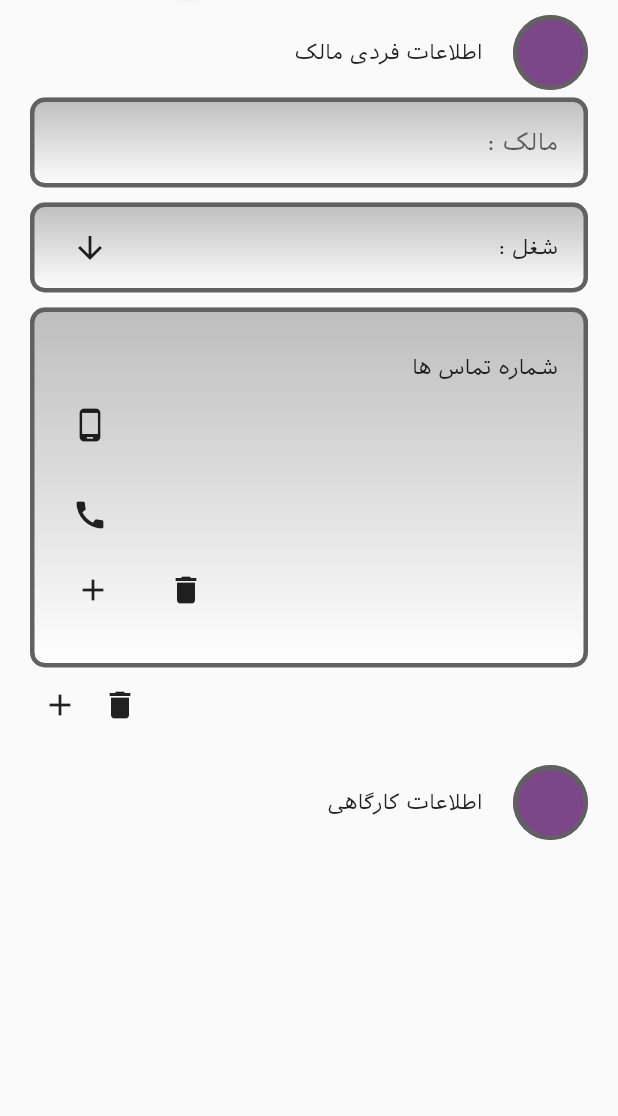
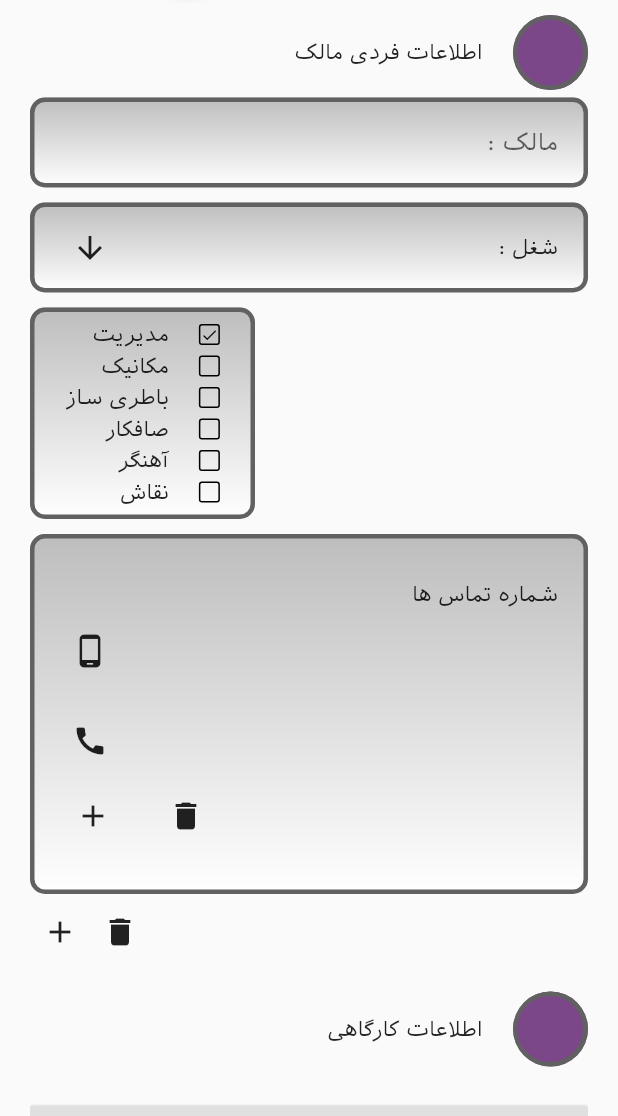
Before and after one commit to mohammadne/Qc-Register, a Flutter app: the screen it shows after launch, after a tap on "اطلاعات فردی مالک", after a tap on the "arrow downward" icon, on a phone screen of 412 x 824 dp, the part 120-1236 px from its top. Run offline on Flutter 3.47's test engine with Material 2 defaults, Android fonts, the phone set to English and light mode, and no system bars; our stand-ins replace geolocator.

```diff
--- a/lib/main.dart
+++ b/lib/main.dart
@@ -1,4 +1,6 @@
 import 'package:flutter/material.dart';
+import 'package:provider/provider.dart';
+import 'package:qc_register/provider/app_provider.dart';
 import 'package:qc_register/routes/landing.dart';
 
 void main() => runApp(MyApp());
@@ -6,13 +8,16 @@ void main() => runApp(MyApp());
 class MyApp extends StatelessWidget {
   @override
   Widget build(BuildContext context) {
-    return MaterialApp(
-      title: 'Flutter Demo',
-      theme: ThemeData(
-        primarySwatch: Colors.grey,
-        fontFamily: "IranSans"
+    return ChangeNotifierProvider(
+      create: (_) => AppProvider(),
+      child: MaterialApp(
+        title: 'Flutter Demo',
+        theme: ThemeData(
+          primarySwatch: Colors.grey,
+          fontFamily: "IranSans"
+        ),
+        home: LandingRoute(),
       ),
-      home: LandingRoute(),
     );
   }
 }
--- a/lib/provider/app_provider.dart
+++ b/lib/provider/app_provider.dart
@@ -1,8 +1,21 @@
+import 'dart:convert';
+
 import 'package:flutter/foundation.dart';
+import 'package:http/http.dart' as http;
+
+enum Jobs { Manager, Mechanic, BatteryMaker, Smoother, Backsmith, Painter }
+const List jobsName = [
+  "Manager",
+  "Mechanic",
+  "BatteryMaker",
+  "Smoother",
+  "Backsmith",
+  "Painter"
+];
 
 class AppProvider with ChangeNotifier {
   List<PersonalModel> _personals = [
-    PersonalModel(title: "مالک :"),
+    PersonalModel(title: "مالک :", carrier: Jobs.Manager),
   ];
   WorkShopModel _workShop = WorkShopModel();
 
@@ -12,9 +25,7 @@ class AppProvider with ChangeNotifier {
 
   void addToLastPersonals() {
     _personals.add(
-      PersonalModel(
-        title: "مالک $personalsLength :",
-      ),
+      PersonalModel(title: "مالک $personalsLength :", carrier: Jobs.Manager),
     );
     notifyListeners();
   }
@@ -38,13 +49,17 @@ class AppProvider with ChangeNotifier {
     }
   }
 
+  Jobs getJobIndex(int index) {
+    return _personals[index].carrier;
+  }
+
   int findIndexWithTitle(String title) => _personals
       .indexWhere((PersonalModel personal) => personal.title == title);
 
   editPersonalIndex({
     @required int index,
     String personalName,
-    String carrier,
+    Jobs carrier,
     int mobOrTelIndex,
     String mobOrTel,
   }) {
@@ -68,16 +83,66 @@ class AppProvider with ChangeNotifier {
     _workShop.locationSystem = locationSystem ?? _workShop.locationSystem;
     _workShop.locationManual = locationManual ?? _workShop.locationManual;
   }
+
+  Future sendData() async {
+    print("object");
+    try {
+      http.Response response = await http.post(
+        "https://workshop.dinavision.org/api/v1/Workshop/setWorkshop",
+        headers: {"content-type": "application/json"},
+        body: json.encode(
+          {
+            "name": _workShop.workShopName,
+            "people": _personals
+                .map(
+                  (PersonalModel personal) => {
+                    "fname": personal.personalName,
+                    "job_Id": jobsName[personal.carrier.index],
+                    "contacts": [
+                      {
+                        "value": "1232123",
+                        "contactType_Id": "Address",
+                      },
+                      {
+                        "value": "1232123",
+                        "contactType_Id": "LocationSystem",
+                      },
+                      {
+                        "value": "1232123",
+                        "contactType_Id": "LocationManual",
+                      },
+                      ...personal.mobsAndTels.map((String val) {
+                        return val.startsWith("09")
+                            ? {
+                                "value": val,
+                                "contactType_Id": "Mobile",
+                              }
+                            : {
+                                "value": val,
+                                "contactType_Id": "Tel",
+                              };
+                      }).toList(),
+                    ],
+                  },
+                )
+                .toList(),
+          },
+        ),
+      );
+      print(response.body);
+    } catch (e) {
+      print(e);
+      return Future.value(e.toString());
+    }
+  }
 }
 
 class PersonalModel {
   final String title;
   String personalName;
-  String carrier;
+  Jobs carrier;
   List<String> mobsAndTels = ["09", "0"];
-  PersonalModel({
-    @required this.title,
-  });
+  PersonalModel({@required this.title, @required this.carrier});
 }
 
 class WorkShopModel {
--- a/lib/routes/Workshop.dart
+++ b/lib/routes/Workshop.dart
@@ -2,7 +2,9 @@ import 'package:flutter/material.dart';
 import 'package:geolocator/geolocator.dart';
 import 'package:provider/provider.dart';
 import 'package:qc_register/provider/app_provider.dart';
+import 'package:qc_register/utils/connection.dart';
 import 'package:qc_register/utils/container_box.dart';
+import 'package:qc_register/utils/error.dart';
 import 'package:qc_register/utils/route_template.dart';
 import 'package:qc_register/utils/text_field.dart';
 import 'package:qc_register/utils/waiting.dart';
@@ -14,6 +16,9 @@ class WorkShopRoute extends StatefulWidget {
 
 class _WorkShopRouteState extends State<WorkShopRoute> {
   Position _currentPosition;
+
+  bool isInProgress = false;
+  bool isDone = false;
 
   @override
   Widget build(BuildContext context) {
@@ -38,11 +43,15 @@ class _WorkShopRouteState extends State<WorkShopRoute> {
                   Provider.of<AppProvider>(context, listen: false)
                       .editWorkShop(workhopAddress: input),
             ),
-            RaisedButton.icon(
-              icon: Icon(Icons.map),
-              label: Text("لوکیشن"),
-              onPressed: _getCurrentLocation,
-            ),
+            isDone
+                ? Icon(Icons.check)
+                : isInProgress
+                    ? CircularProgressIndicator()
+                    : RaisedButton.icon(
+                        icon: Icon(Icons.map),
+                        label: Text("لوکیشن"),
+                        onPressed: _getCurrentLocation,
+                      ),
           ],
         ),
       ],
@@ -65,31 +74,35 @@ class _WorkShopRouteState extends State<WorkShopRoute> {
       }
     }
 
-    Provider.of<AppProvider>(context, listen: false).editWorkShop(
-      locationSystem: _currentPosition.toString()
+    Provider.of<AppProvider>(context, listen: false)
+        .editWorkShop(locationSystem: _currentPosition.toString());
+
+    // await Navigator.of(context).push(
+    //   MaterialPageRoute(
+    //     builder: (_)=> MapRoute(initPosition : _currentPosition),
+    //   ),
+    // );
+
+    return internetConnection().then(
+      (bool connection) async {
+        if (connection) {
+          // await Provider.of<AppProvider>(context, listen: false)
+          //     .put()
+          //     .then((String message) {
+          //   Navigator.pop(context);
+          //   showErrorDialog(
+          //     context: context,
+          //     massage: message,
+          //   );
+          // });
+        } else {
+          Navigator.pop(context);
+          showErrorDialog(
+            context: context,
+            massage: "خطادر اتصال به اینترنت",
+          );
+        }
+      },
     );
-
-
-    // return internetConnection().then(
-    //   (bool connection) async {
-    //     if (connection) {
-    //       await Provider.of<UserProvider>(context, listen: false)
-    //           .put()
-    //           .then((String message) {
-    //         Navigator.pop(context);
-    //         showErrorDialog(
-    //           context: context,
-    //           massage: message,
-    //         );
-    //       });
-    //     } else {
-    //       Navigator.pop(context);
-    //       showErrorDialog(
-    //         context: context,
-    //         massage: 'خطا در برقراری ارتباط',
-    //       );
-    //     }
-    //   },
-    // );
   }
 }
--- a/lib/routes/landing.dart
+++ b/lib/routes/landing.dart
@@ -20,9 +20,7 @@ class LandingRoute extends StatelessWidget {
                 padding: CustomPaddings.normalPadding,
                 child: TitleUtil(),
               ),
-              ChangeNotifierProvider(
-                create: (_) => AppProvider(),
-                child: Expanded(
+              Expanded(
                 child: ListView(
                   children: <Widget>[
                     PersonalsRoute(),
@@ -33,8 +31,16 @@ class LandingRoute extends StatelessWidget {
                     Container(
                       padding: CustomPaddings.normalPadding,
                     ),
+                    RaisedButton(
+                      onPressed: () =>
+                          Provider.of<AppProvider>(context, listen: false)
+                              .sendData(),
+                      child: Consumer<AppProvider>(
+                        builder: (_, appProvider, ch) =>
+                            Text("تکمیل ثبت نام و ارسال اطلاعات"),
+                      ),
+                    )
                   ],
-                  ),
                 ),
               ),
             ],
--- a/lib/routes/personal.dart
+++ b/lib/routes/personal.dart
@@ -2,27 +2,35 @@ import 'package:flutter/material.dart';
 import 'package:provider/provider.dart';
 import 'package:qc_register/provider/app_provider.dart';
 import 'package:qc_register/utils/container_box.dart';
+import 'package:qc_register/utils/gradient_border.dart';
 import 'package:qc_register/utils/sizing.dart';
 import 'package:qc_register/utils/text_field.dart';
 
-class PersonalRoute extends StatelessWidget {
+class PersonalRoute extends StatefulWidget {
   final PersonalModel ownerModel;
   PersonalRoute(this.ownerModel);
 
   @override
+  _PersonalRouteState createState() => _PersonalRouteState();
+}
+
+class _PersonalRouteState extends State<PersonalRoute> {
+  bool showJobs = false;
+  @override
   Widget build(BuildContext context) {
     Map items = {};
-    for (var i = 0; i < ownerModel.mobsAndTels.length; i++) {
-      items.putIfAbsent(i, () => ownerModel.mobsAndTels[i]);
+    for (var i = 0; i < widget.ownerModel.mobsAndTels.length; i++) {
+      items.putIfAbsent(i, () => widget.ownerModel.mobsAndTels[i]);
     }
     final int personalIndex = Provider.of<AppProvider>(context)
-        .findIndexWithTitle(ownerModel.title);
+        .findIndexWithTitle(widget.ownerModel.title);
     return Column(
+      crossAxisAlignment: CrossAxisAlignment.start,
       children: <Widget>[
         ContainerBox(
           children: <Widget>[
             TextFieldUtil(
-              hintText: ownerModel.title,
+              hintText: widget.ownerModel.title,
               onChanged: (String input) =>
                   Provider.of<AppProvider>(context, listen: false)
                       .editPersonalIndex(
@@ -47,7 +55,7 @@ class PersonalRoute extends StatelessWidget {
                       height: 40,
                       width: 40,
                       child: InkWell(
-                        onTap: () {},
+                        onTap: () => setState(() => showJobs = !showJobs),
                         child: Icon(Icons.arrow_downward),
                       ),
                     ),
@@ -57,6 +65,46 @@ class PersonalRoute extends StatelessWidget {
             )
           ],
         ),
+        if (showJobs)
+          Container(
+            margin: CustomPaddings.smallPadding,
+            width: 150,
+            decoration: BoxDecoration(
+              borderRadius: CustomBorders.normalBorderRadius,
+              gradient: LinearGradient(
+                colors: [
+                  Colors.grey.shade400,
+                  Colors.white,
+                ],
+                stops: [0.0, 1.0],
+                begin: Alignment.topCenter,
+                end: Alignment.bottomCenter,
+              ),
+            ),
+            child: UnicornOutlineButton(
+              strokeWidth: 3,
+              radius: 10,
+              gradient: CustomGradient.gradient,
+              child: Column(
+                crossAxisAlignment: CrossAxisAlignment.end,
+                children: [
+                  SizedBox(height: 10),
+                  _buildJobItems("مدیریت", 0, personalIndex),
+                  SizedBox(height: 5),
+                  _buildJobItems("مکانیک", 1, personalIndex),
+                  SizedBox(height: 5),
+                  _buildJobItems("باطری ساز", 2, personalIndex),
+                  SizedBox(height: 5),
+                  _buildJobItems("صافکار", 3, personalIndex),
+                  SizedBox(height: 5),
+                  _buildJobItems("آهنگر", 4, personalIndex),
+                  SizedBox(height: 5),
+                  _buildJobItems("نقاش", 5, personalIndex),
+                  SizedBox(height: 10),
+                ],
+              ),
+            ),
+          ),
         ContainerBox(
           children: <Widget>[
             Directionality(
@@ -97,8 +145,9 @@ class PersonalRoute extends StatelessWidget {
                     height: 40,
                     width: 40,
                     child: InkWell(
-                      onTap: () => Provider.of<AppProvider>(context , listen: false)
-                          .deleteMobsAndTelsAtPersonalIndex(personalIndex),
+                      onTap: () =>
+                          Provider.of<AppProvider>(context, listen: false)
+                              .deleteMobsAndTelsAtPersonalIndex(personalIndex),
                       child: Icon(Icons.delete),
                     ),
                   ),
@@ -108,6 +157,48 @@ class PersonalRoute extends StatelessWidget {
           ],
         ),
       ],
+    );
+  }
+
+  Widget _buildJobItems(String name, int index, int personalIndex) {
+    int selectedJob = Provider.of<AppProvider>(context, listen: false)
+        .getJobIndex(personalIndex)
+        .index;
+    return InkWell(
+      onTap: () =>
+          Provider.of<AppProvider>(context, listen: false).editPersonalIndex(
+        index: personalIndex,
+        carrier: Jobs.values[index],
+      ),
+      child: Row(
+        children: <Widget>[
+          Container(
+            child: Text(
+              name,
+              textAlign: TextAlign.end,
+            ),
+          ),
+          SizedBox(
+            width: 20,
+          ),
+          Container(
+            height: 14,
+            width: 14,
+            decoration: BoxDecoration(
+              borderRadius: BorderRadius.circular(2),
+              border: Border.all(color: Colors.black),
+            ),
+            child: selectedJob == index
+                ? FittedBox(
+                    child: Icon(
+                      Icons.check,
+                      color: Colors.black,
+                    ),
+                  )
+                : Container(),
+          )
+        ],
+      ),
     );
   }
 }
--- a/pubspec.yaml
+++ b/pubspec.yaml
@@ -14,6 +14,7 @@ dependencies:
   provider: ^4.0.2
   geolocator: ^5.2.0
   flutter_map: ^0.8.2
+  http: ^0.12.0+4
 
 dev_dependencies:
   flutter_test:
```
Also changed, not shown: lib/utils/container_box.dart (+1 -6 lines), pubspec.lock. Lines whose indentation alone changed are shown as unchanged.
